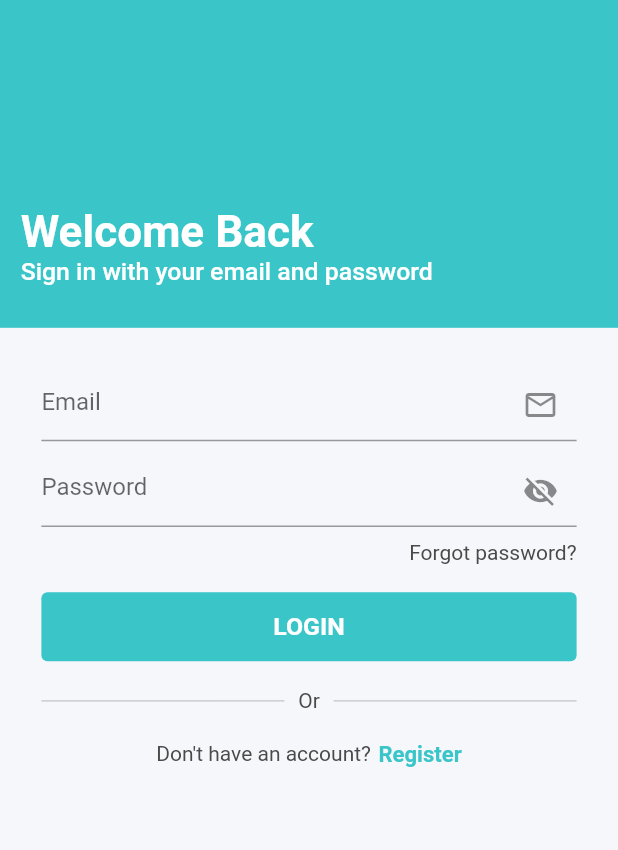
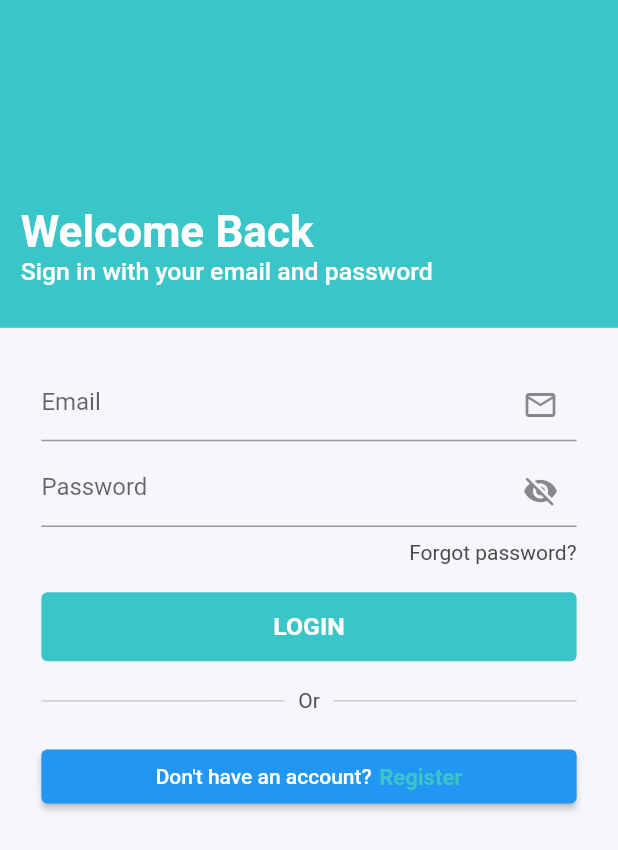
Before and after one commit to haonguyenuet/flutter_firebase_ecommerce, a Flutter app: the screen it shows after launch, on a phone screen of 412 x 824 dp. Shown: the top 850 px of the screen. Run offline on Flutter 3.47's test engine with Material 2 defaults, Android fonts, the phone set to English and light mode, and no system bars; our stand-ins replace bloc, carousel_slider, cloud_firestore, dio, equatable, firebase_auth and 11 more; missing offline and left inert: multi_image_picker, square_in_app_payments; accounts and stored records are empty.

```diff
--- a/lib/presentation/screens/login/widgets/login_form.dart
+++ b/lib/presentation/screens/login/widgets/login_form.dart
@@ -1,3 +1,4 @@
+import 'package:e_commerce_app/presentation/common_blocs/auth/auth.dart';
 import 'package:e_commerce_app/presentation/common_blocs/auth/bloc.dart';
 import 'package:e_commerce_app/configs/config.dart';
 import 'package:e_commerce_app/constants/constants.dart';
@@ -7,7 +8,10 @@ import 'package:e_commerce_app/utils/utils.dart';
 import 'package:flutter/material.dart';
 import 'package:flutter_bloc/flutter_bloc.dart';
 
+// ignore: must_be_immutable
 class LoginForm extends StatefulWidget {
+  late AuthBase authBase ;
+
   @override
   _LoginFormState createState() => _LoginFormState();
 }
@@ -91,7 +95,12 @@ class _LoginFormState extends State<LoginForm> {
                   SizedBox(height: SizeConfig.defaultSize * 2),
                   _buildTextOr(),
                   SizedBox(height: SizeConfig.defaultSize * 2),
+
+                  ElevatedButton(
+                      onPressed: (){},
+                      child:
                   _buildNoAccountText(),
+                  ),
                 ],
               ),
             ),
@@ -119,8 +128,15 @@ class _LoginFormState extends State<LoginForm> {
         hintText: Translate.of(context).translate('email'),
         suffixIcon: Icon(Icons.email_outlined),
       ),
+      textInputAction: TextInputAction.next, // thay nút enter thành next
+      onEditingComplete:_emailEditingComplete,
     );
   }
+  final FocusNode _passwordFocusNode = FocusNode();
+  void _emailEditingComplete() {
+    FocusScope.of(context).requestFocus(_passwordFocusNode);
+  }
+
 
   _buildTextFieldPassword() {
     return TextFormField(
@@ -147,6 +163,8 @@ class _LoginFormState extends State<LoginForm> {
           },
         ),
       ),
+      focusNode: _passwordFocusNode,
+      onEditingComplete: onLogin,
     );
   }
 
--- a/pubspec.yaml
+++ b/pubspec.yaml
@@ -22,7 +22,7 @@ dependencies:
   cloud_firestore: ^1.0.0
   firebase_storage: ^8.0.0
   firebase_auth: ^1.0.0
-  # google_sign_in: ^5.0.1
+  google_sign_in: 5.0.0
   #image
   image_picker: ^0.7.2
   image_gallery_saver: ^1.6.8
```
Also changed, not shown: pubspec.lock.
